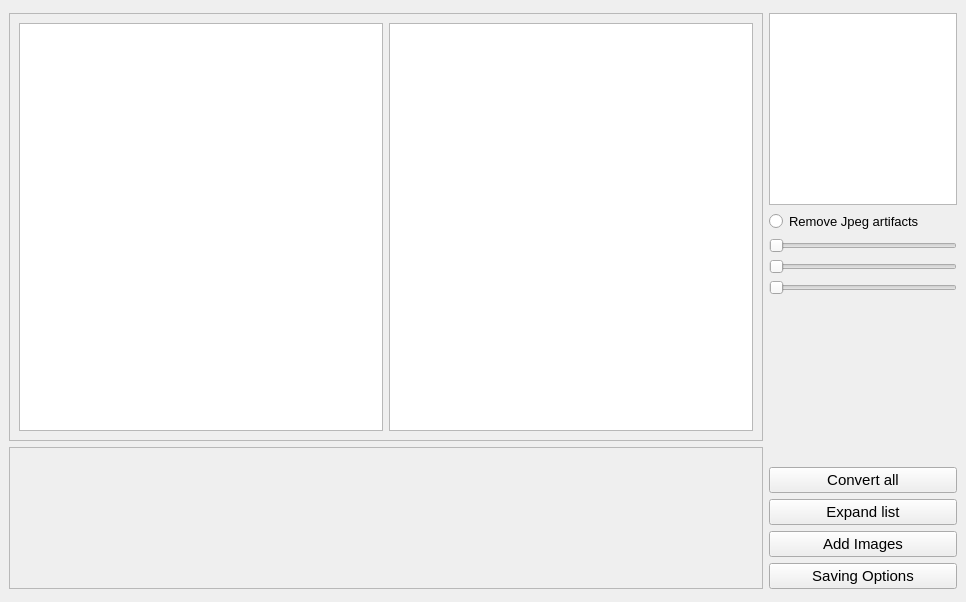
The window that ui/MainWindow.ui (light-and-ray/ProstoUpscaleAI) describes before a commit, drawn with Qt 5.
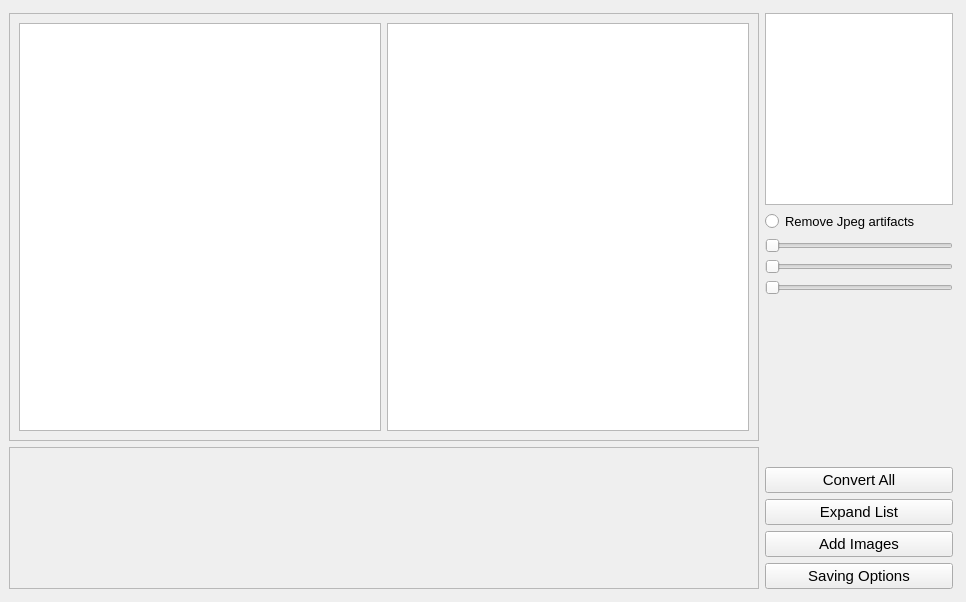
The same window after the commit. Custom widgets are drawn as their Qt base class.

Commit message: update gui and coordinates format

Patch:
```diff
--- a/ui/MainWindow.ui
+++ b/ui/MainWindow.ui
@@ -21,6 +21,9 @@
     <property name="topMargin">
      <number>13</number>
     </property>
+    <property name="rightMargin">
+     <number>13</number>
+    </property>
     <property name="bottomMargin">
      <number>13</number>
     </property>
@@ -46,6 +49,12 @@
         <layout class="QHBoxLayout" name="horizontalLayout">
          <item>
           <widget class="PreviewWidget" name="preview1">
+           <property name="sizePolicy">
+            <sizepolicy hsizetype="MinimumExpanding" vsizetype="MinimumExpanding">
+             <horstretch>0</horstretch>
+             <verstretch>0</verstretch>
+            </sizepolicy>
+           </property>
            <property name="minimumSize">
             <size>
              <width>200</width>
@@ -116,11 +125,14 @@
           <rect>
            <x>0</x>
            <y>0</y>
-           <width>750</width>
+           <width>746</width>
            <height>140</height>
           </rect>
          </property>
          <layout class="QVBoxLayout" name="verticalLayout_2">
+          <property name="rightMargin">
+           <number>9</number>
+          </property>
           <item>
            <layout class="QVBoxLayout" name="scrollLayout">
             <property name="rightMargin">
@@ -218,7 +230,7 @@
          </font>
         </property>
         <property name="text">
-         <string>Convert all</string>
+         <string>Convert All</string>
         </property>
        </widget>
       </item>
@@ -230,7 +242,7 @@
          </font>
         </property>
         <property name="text">
-         <string>Expand list</string>
+         <string>Expand List</string>
         </property>
        </widget>
       </item>
```
Left out of the diff: 2 changed lines with no effect on the pictures. The commit also changes 6 other files.
